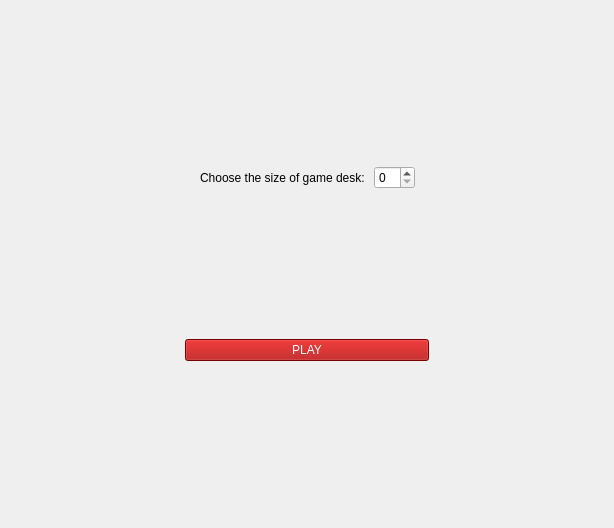
Before: the Qt Designer form src/gui/bin_game_mvc/mainwindow.ui in zer0main/bin_game_mvc, drawn with Qt 5.
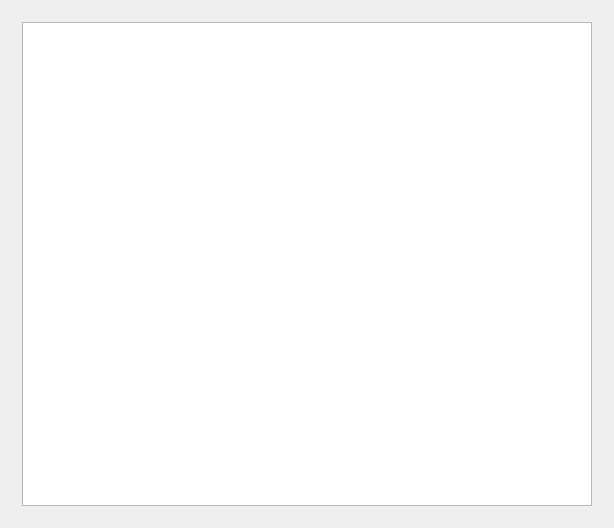
After: the same form once the commit is applied.

Commit message: Draft for gamepage

The edit to the form file:
```diff
--- a/src/gui/bin_game_mvc/mainwindow.ui
+++ b/src/gui/bin_game_mvc/mainwindow.ui
@@ -21,7 +21,7 @@
     <item row="0" column="0">
      <widget class="QStackedWidget" name="stackedWidget">
       <property name="currentIndex">
-       <number>1</number>
+       <number>2</number>
       </property>
       <widget class="QWidget" name="startpage">
        <layout class="QGridLayout" name="gridLayout_3">
@@ -212,7 +212,17 @@
         </item>
        </layout>
       </widget>
-      <widget class="QWidget" name="page_2"/>
+      <widget class="QWidget" name="gamepage">
+       <layout class="QGridLayout" name="gridLayout_4">
+        <item row="0" column="0">
+         <layout class="QVBoxLayout" name="verticalLayout">
+          <item>
+           <widget class="QTableView" name="gameBoard"/>
+          </item>
+         </layout>
+        </item>
+       </layout>
+      </widget>
      </widget>
     </item>
    </layout>
```
